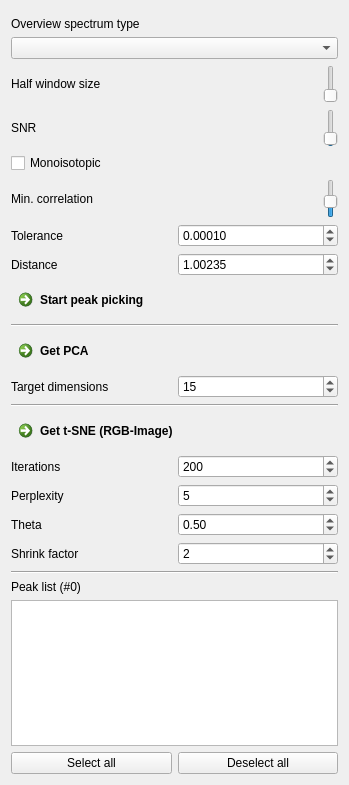
Above: Plugins/org.mitk.gui.qt.m2.PeakPicking/src/internal/m2PeakPickingViewControls.ui from m2aia/m2aia before the change. Below: the same form after it.
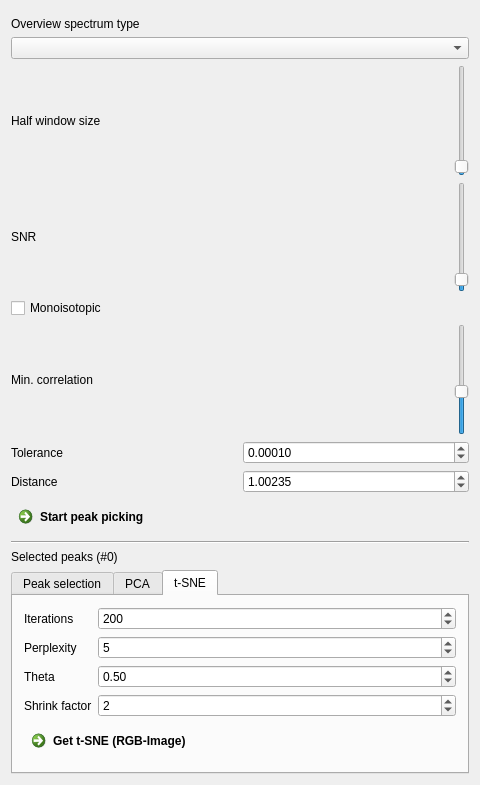
That is the form after the change. The open tabs and pages were chosen to show the change. Custom widgets are drawn as their Qt base class.

Commit message: fix auto peak picking of uninitialized images

```diff
--- a/Plugins/org.mitk.gui.qt.m2.PeakPicking/src/internal/m2PeakPickingViewControls.ui
+++ b/Plugins/org.mitk.gui.qt.m2.PeakPicking/src/internal/m2PeakPickingViewControls.ui
@@ -6,7 +6,7 @@
    <rect>
     <x>0</x>
     <y>0</y>
-    <width>349</width>
+    <width>480</width>
     <height>785</height>
    </rect>
   </property>
@@ -187,136 +187,40 @@
     </widget>
    </item>
    <item>
-    <widget class="QCommandLinkButton" name="btnPCA">
+    <widget class="QLabel" name="labelPeakList">
      <property name="text">
-      <string>Get PCA</string>
+      <string>Selected peaks (#0)</string>
      </property>
     </widget>
    </item>
    <item>
-    <layout class="QGridLayout" name="PCA" columnstretch="1,1">
-     <item row="0" column="0">
-      <widget class="QLabel" name="label_7">
-       <property name="text">
-        <string>Target dimensions</string>
-       </property>
-      </widget>
-     </item>
-     <item row="0" column="1">
-      <widget class="QSpinBox" name="pca_dims">
-       <property name="minimum">
-        <number>1</number>
-       </property>
-       <property name="maximum">
-        <number>99999</number>
-       </property>
-       <property name="value">
-        <number>15</number>
-       </property>
-      </widget>
-     </item>
-    </layout>
-   </item>
+    <widget class="QTabWidget" name="tabWidget">
+     <property name="currentIndex">
+      <number>0</number>
+     </property>
+     <widget class="QWidget" name="tab_3">
+      <attribute name="title">
+       <string>Peak selection</string>
+      </attribute>
+      <layout class="QVBoxLayout" name="verticalLayout_4">
    <item>
-    <widget class="Line" name="line_3">
-     <property name="orientation">
-      <enum>Qt::Horizontal</enum>
-     </property>
-    </widget>
-   </item>
+        <layout class="QHBoxLayout" name="horizontalLayout_6">
    <item>
-    <widget class="QCommandLinkButton" name="btnTSNE">
+          <widget class="QPushButton" name="btnSelectAll">
      <property name="text">
-      <string>Get t-SNE (RGB-Image)</string>
+            <string>Select all</string>
      </property>
     </widget>
    </item>
    <item>
-    <layout class="QGridLayout" name="tSNE">
-     <item row="3" column="0">
-      <widget class="QLabel" name="label_11">
-       <property name="toolTip">
-        <string>&lt;html&gt;&lt;head/&gt;&lt;body&gt;&lt;p&gt;Shrink the input images by a constant factor in x and y direction for t-SNE calculation. The computation time is reduced by lowering the resolution.&lt;/p&gt;&lt;p&gt;The dimensionality reduced image is upsampled to original input dimensions.&lt;/p&gt;&lt;/body&gt;&lt;/html&gt;</string>
-       </property>
+          <widget class="QPushButton" name="btnDeselectAll">
        <property name="text">
-        <string>Shrink factor</string>
+            <string>Deselect all</string>
        </property>
       </widget>
      </item>
-     <item row="1" column="0">
-      <widget class="QLabel" name="label_9">
-       <property name="text">
-        <string>Perplexity</string>
-       </property>
-      </widget>
-     </item>
-     <item row="3" column="1">
-      <widget class="QSpinBox" name="tsne_shrink">
-       <property name="minimum">
-        <number>1</number>
-       </property>
-       <property name="maximum">
-        <number>10</number>
-       </property>
-       <property name="value">
-        <number>2</number>
-       </property>
-      </widget>
-     </item>
-     <item row="1" column="1">
-      <widget class="QSpinBox" name="tsne_perplexity">
-       <property name="value">
-        <number>5</number>
-       </property>
-      </widget>
-     </item>
-     <item row="0" column="0">
-      <widget class="QLabel" name="label_8">
-       <property name="text">
-        <string>Iterations</string>
-       </property>
-      </widget>
-     </item>
-     <item row="0" column="1">
-      <widget class="QSpinBox" name="tnse_iters">
-       <property name="maximum">
-        <number>99999</number>
-       </property>
-       <property name="value">
-        <number>200</number>
-       </property>
-      </widget>
-     </item>
-     <item row="2" column="0">
-      <widget class="QLabel" name="label_10">
-       <property name="text">
-        <string>Theta</string>
-       </property>
-      </widget>
-     </item>
-     <item row="2" column="1">
-      <widget class="QDoubleSpinBox" name="tsne_theta">
-       <property name="value">
-        <double>0.500000000000000</double>
-       </property>
-      </widget>
-     </item>
-    </layout>
-   </item>
-   <item>
-    <widget class="Line" name="line">
-     <property name="orientation">
-      <enum>Qt::Horizontal</enum>
-     </property>
-    </widget>
-   </item>
-   <item>
-    <widget class="QLabel" name="labelPaklist">
-     <property name="text">
-      <string>Peak list (#0)</string>
-     </property>
-    </widget>
-   </item>
+        </layout>
+       </item>
    <item>
     <widget class="QTableWidget" name="tableWidget">
      <property name="editTriggers">
@@ -362,23 +266,177 @@
      </column>
     </widget>
    </item>
+      </layout>
+     </widget>
+     <widget class="QWidget" name="tab">
+      <attribute name="title">
+       <string>PCA</string>
+      </attribute>
+      <layout class="QVBoxLayout" name="verticalLayout_2">
    <item>
-    <layout class="QHBoxLayout" name="horizontalLayout_6">
+        <widget class="QLabel" name="label_12">
+         <property name="text">
+          <string>PCA will be calculated using the selected peaks</string>
+         </property>
+        </widget>
+       </item>
      <item>
-      <widget class="QPushButton" name="btnSelectAll">
+        <layout class="QHBoxLayout" name="horizontalLayout_7">
+         <item>
+          <widget class="QLabel" name="label_7">
        <property name="text">
-        <string>Select all</string>
+            <string>Components</string>
        </property>
       </widget>
      </item>
      <item>
-      <widget class="QPushButton" name="btnDeselectAll">
+          <widget class="QSpinBox" name="pca_dims">
+           <property name="minimum">
+            <number>1</number>
+           </property>
+           <property name="maximum">
+            <number>99999</number>
+           </property>
+           <property name="value">
+            <number>15</number>
+           </property>
+          </widget>
+         </item>
+        </layout>
+       </item>
+       <item>
+        <widget class="QCommandLinkButton" name="btnPCA">
        <property name="text">
         <string>Deselect all</string>
        </property>
       </widget>
      </item>
-    </layout>
+       <item>
+        <spacer name="verticalSpacer">
+         <property name="orientation">
+          <enum>Qt::Vertical</enum>
+         </property>
+         <property name="sizeHint" stdset="0">
+          <size>
+           <width>20</width>
+           <height>40</height>
+          </size>
+         </property>
+        </spacer>
+       </item>
+      </layout>
+     </widget>
+     <widget class="QWidget" name="tab_2">
+      <attribute name="title">
+       <string>t-SNE</string>
+      </attribute>
+      <layout class="QVBoxLayout" name="verticalLayout_3">
+       <item>
+        <layout class="QGridLayout" name="tSNE">
+         <item row="1" column="0">
+          <widget class="QLabel" name="label_9">
+           <property name="text">
+            <string>Perplexity</string>
+           </property>
+          </widget>
+         </item>
+         <item row="1" column="1">
+          <widget class="QSpinBox" name="tsne_perplexity">
+           <property name="sizePolicy">
+            <sizepolicy hsizetype="MinimumExpanding" vsizetype="Fixed">
+             <horstretch>0</horstretch>
+             <verstretch>0</verstretch>
+            </sizepolicy>
+           </property>
+           <property name="value">
+            <number>5</number>
+           </property>
+          </widget>
+         </item>
+         <item row="2" column="1">
+          <widget class="QDoubleSpinBox" name="tsne_theta">
+           <property name="sizePolicy">
+            <sizepolicy hsizetype="MinimumExpanding" vsizetype="Fixed">
+             <horstretch>0</horstretch>
+             <verstretch>0</verstretch>
+            </sizepolicy>
+           </property>
+           <property name="value">
+            <double>0.500000000000000</double>
+           </property>
+          </widget>
+         </item>
+         <item row="3" column="0">
+          <widget class="QLabel" name="label_11">
+           <property name="toolTip">
+            <string>&lt;html&gt;&lt;head/&gt;&lt;body&gt;&lt;p&gt;Shrink the input images by a constant factor in x and y direction for t-SNE calculation. The computation time is reduced by lowering the resolution.&lt;/p&gt;&lt;p&gt;The dimensionality reduced image is upsampled to original input dimensions.&lt;/p&gt;&lt;/body&gt;&lt;/html&gt;</string>
+           </property>
+           <property name="text">
+            <string>Shrink factor</string>
+           </property>
+          </widget>
+         </item>
+         <item row="0" column="0">
+          <widget class="QLabel" name="label_8">
+           <property name="text">
+            <string>Iterations</string>
+           </property>
+          </widget>
+         </item>
+         <item row="0" column="1">
+          <widget class="QSpinBox" name="tnse_iters">
+           <property name="sizePolicy">
+            <sizepolicy hsizetype="MinimumExpanding" vsizetype="Fixed">
+             <horstretch>0</horstretch>
+             <verstretch>0</verstretch>
+            </sizepolicy>
+           </property>
+           <property name="maximum">
+            <number>99999</number>
+           </property>
+           <property name="value">
+            <number>200</number>
+           </property>
+          </widget>
+         </item>
+         <item row="2" column="0">
+          <widget class="QLabel" name="label_10">
+           <property name="text">
+            <string>Theta</string>
+           </property>
+          </widget>
+         </item>
+         <item row="3" column="1">
+          <widget class="QSpinBox" name="tsne_shrink">
+           <property name="sizePolicy">
+            <sizepolicy hsizetype="MinimumExpanding" vsizetype="Fixed">
+             <horstretch>0</horstretch>
+             <verstretch>0</verstretch>
+            </sizepolicy>
+           </property>
+           <property name="minimum">
+            <number>1</number>
+           </property>
+           <property name="maximum">
+            <number>10</number>
+           </property>
+           <property name="value">
+            <number>2</number>
+           </property>
+          </widget>
+         </item>
+        </layout>
+       </item>
+       <item>
+        <widget class="QCommandLinkButton" name="btnTSNE">
+         <property name="text">
+          <string>Get t-SNE (RGB-Image)</string>
+         </property>
+        </widget>
+       </item>
+      </layout>
+     </widget>
+    </widget>
    </item>
   </layout>
  </widget>
```
Left out of the diff: 2 changed lines with no effect on the pictures. Lines whose indentation alone changed are shown as unchanged. The commit also changes 5 other files.
